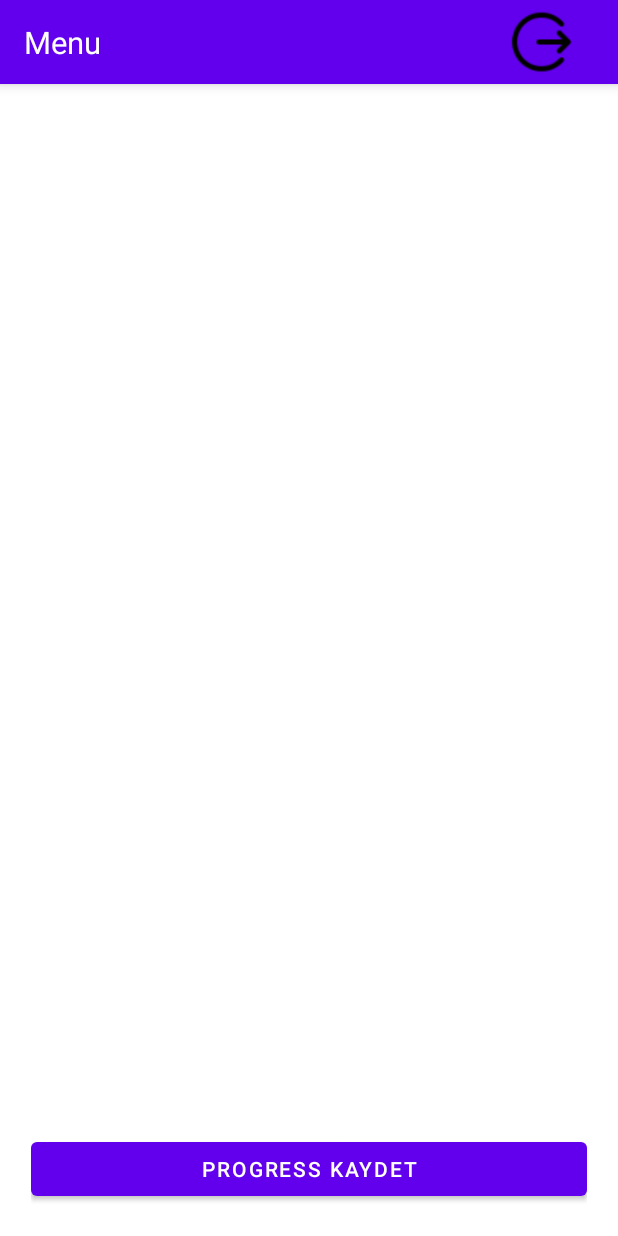
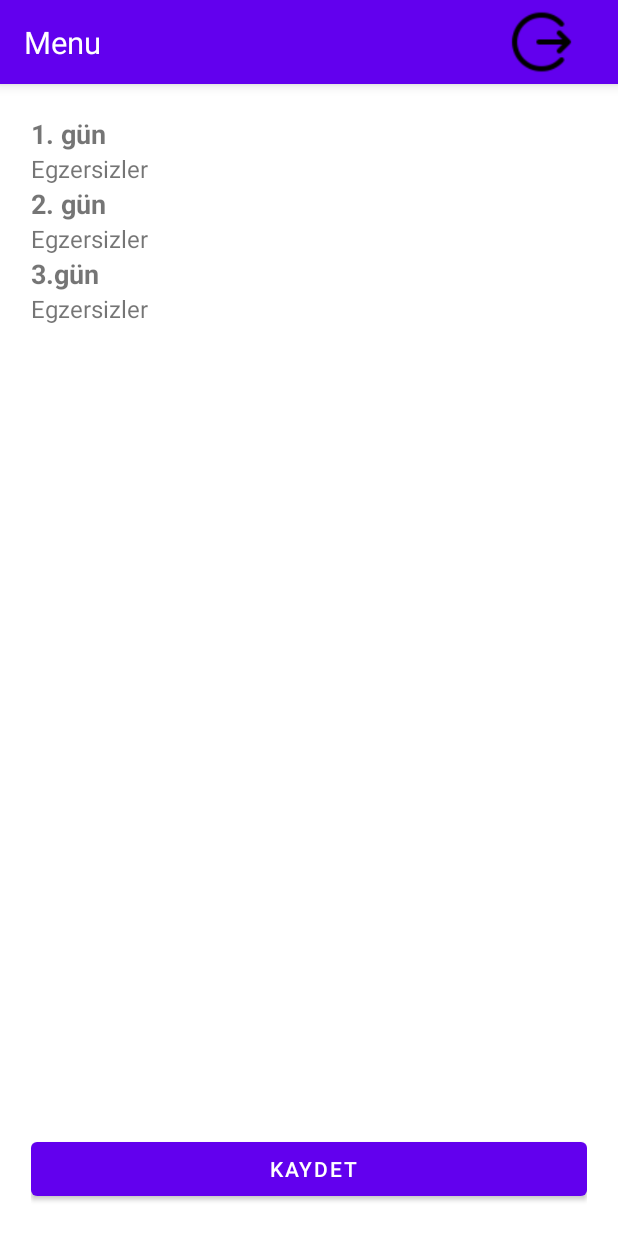
Before and after one commit to Daprhoo/fitLifePro, an Android app: the fragment FitnessFragment placed in its activity, on a phone screen of 412 x 824 dp. Run offline under Robolectric (Android 15) with nearby library versions, the phone set to English and light mode, and no system bars; our stand-ins replace Firebase (no records; nobody signed in at launch, a user with empty details on screens opened directly), sdp/ssp sizes.

Commit message:
fitness fragment
fitness fragment

```diff
--- a/app/src/main/res/layout/fragment_fitness.xml
+++ b/app/src/main/res/layout/fragment_fitness.xml
@@ -17,7 +17,63 @@
             android:id="@+id/layoutFitnessProgram"
             android:layout_width="match_parent"
             android:layout_height="wrap_content"
-            android:orientation="vertical" />
+            android:orientation="vertical" >
+
+            <TextView
+                android:id="@+id/textFitnessday1"
+                android:layout_width="wrap_content"
+                android:layout_height="wrap_content"
+                android:text="1. gün"
+                android:textStyle="bold"
+                android:textSize="18sp" />
+
+            <TextView
+                android:id="@+id/textFitnessday1Exersices"
+                android:layout_width="wrap_content"
+                android:layout_height="wrap_content"
+                android:text="Egzersizler"
+                android:textSize="16sp" />
+
+            <TextView
+                android:id="@+id/textFitnessday2"
+                android:layout_width="wrap_content"
+                android:layout_height="wrap_content"
+                android:text="2. gün"
+                android:textStyle="bold"
+                android:textSize="18sp" />
+
+            <TextView
+                android:id="@+id/textFitnessday2Exersices"
+                android:layout_width="wrap_content"
+                android:layout_height="wrap_content"
+                android:text="Egzersizler"
+                android:textSize="16sp" />
+
+            <TextView
+                android:id="@+id/textFitnessday3"
+                android:layout_width="wrap_content"
+                android:layout_height="wrap_content"
+                android:text="3.gün"
+                android:textStyle="bold"
+                android:textSize="18sp" />
+
+            <TextView
+                android:id="@+id/textFitnessday3Exersices"
+                android:layout_width="wrap_content"
+                android:layout_height="wrap_content"
+                android:text="Egzersizler"
+                android:textSize="16sp" />
+
+
+
+
+
+
+        </LinearLayout>
+
+
+
+
     </ScrollView>
 
 
@@ -26,7 +82,7 @@
         android:id="@+id/buttonSaveProgress"
         android:layout_width="match_parent"
         android:layout_height="wrap_content"
-        android:text="Progress Kaydet"
+        android:text=" Kaydet"
         android:layout_marginTop="@dimen/_8sdp"/>
 
 </LinearLayout>
```
Also changed, not shown: app/src/main/java/com/cembora/fitlifepro/fragments/FitnessFragment.java (+104 -72 lines).
